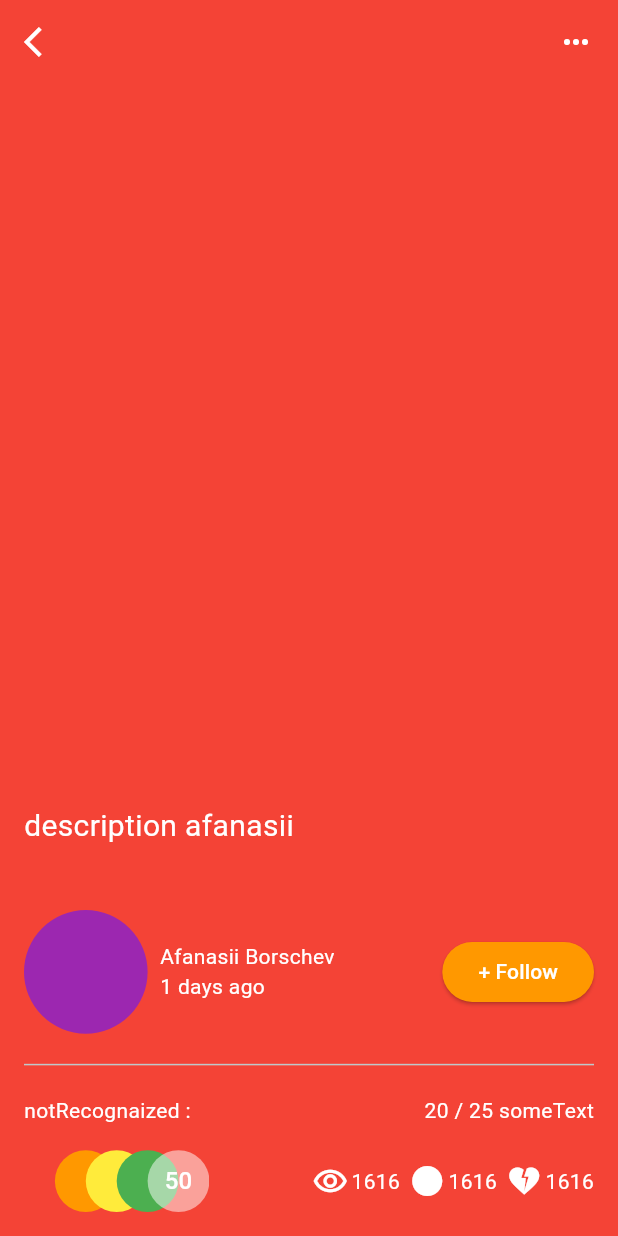
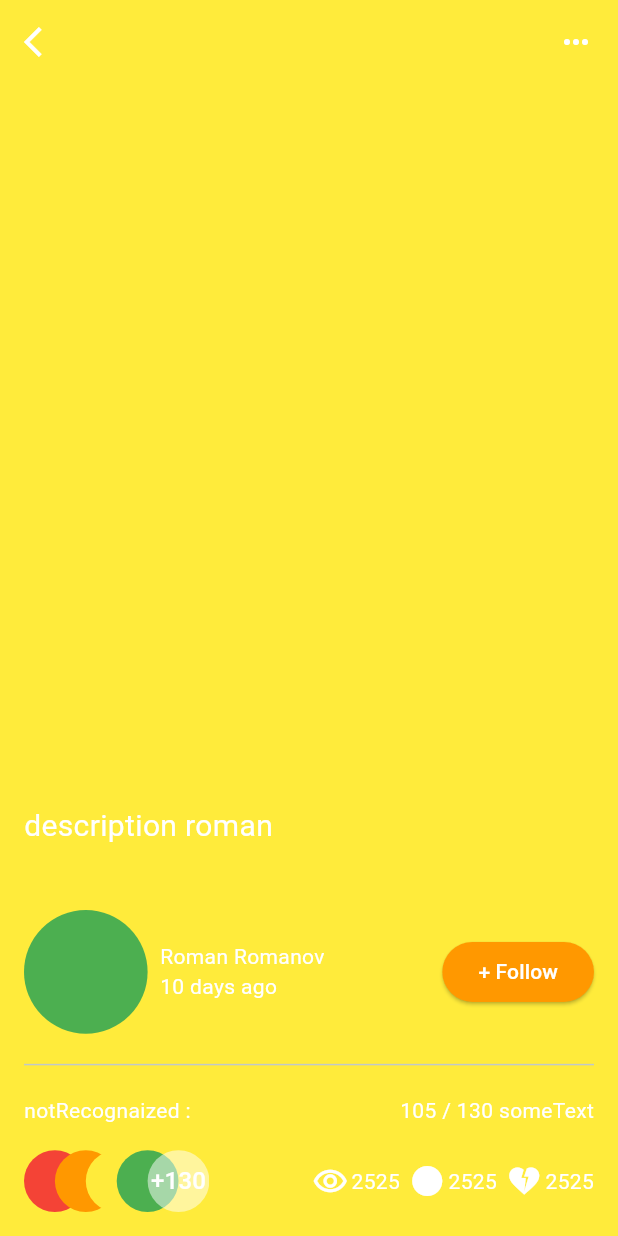
Before and after one commit to arkadi4/flutter_learning_apps, a Flutter app: the screen it shows after launch, on a phone screen of 412 x 824 dp. Run offline on Flutter 3.47's test engine with Material 2 defaults, Android fonts, the phone set to English and light mode, and no system bars.

Commit message:
feat: ui with 5 sec update done (Sat Aug 26 14:08:03 RTZ 2023)

```diff
--- a/work_with_design_5_make_ui_layout/lib/main.dart
+++ b/work_with_design_5_make_ui_layout/lib/main.dart
@@ -1,13 +1,6 @@
-import 'dart:math';
-
 import 'package:flutter/material.dart';
-import 'package:flutter/services.dart';
 import 'package:provider/provider.dart';
-import 'package:work_with_design_5_make_ui_layout/profile_class.dart';
-
 import 'model.dart';
-
-
 
 void main() {
   runApp(const MyApp());
@@ -27,78 +20,49 @@
     return MaterialApp(
       title: 'UI_by_screenshot',
       theme: ThemeData(
-        textTheme: TextTheme(bodyMedium: TextStyle()).apply(
+        textTheme: const TextTheme(bodyMedium: TextStyle()).apply(
           bodyColor: Colors.white,
         ),
         colorScheme: ColorScheme.fromSeed(seedColor: Colors.white),
         useMaterial3: true,
       ),
-      // theme: Theme.of(context).textTheme.apply(
-      //   bodyColor: Colors.pink,
-      //   displayColor: Colors.pink,
-      // );,
-      home: HomePageWrapper(),
+      home: const HomePageWrapper(),
     );
   }
 }
 
-class HomePageWrapper extends StatefulWidget {
+class HomePageWrapper extends StatelessWidget {
   const HomePageWrapper({super.key});
 
   @override
-  State<HomePageWrapper> createState() => _HomePageWrapperState();
-}
-
-class _HomePageWrapperState extends State<HomePageWrapper> {
-  @override
   Widget build(BuildContext context) {
-    // return Container();
     return ChangeNotifierProvider(
       create: (context) => Model(),
-      child: MyHomePage(title: 'UI_by_screenshot Page'),
+      child: const MyHomePage(),
     );
   }
 }
 
+class MyHomePage extends StatelessWidget {
+  const MyHomePage({super.key});
 
-class MyHomePage extends StatefulWidget {
-  MyHomePage({super.key, required this.title});
-
-  final String title;
-
-  @override
-  State<MyHomePage> createState() => _MyHomePageState();
-}
-
-class _MyHomePageState extends State<MyHomePage> {
-  Color colorInsteadOfImage = Colors.green.shade200;
-
-  var model = Model();
+  // final String title;
 
   @override
   Widget build(BuildContext context) {
-    context.watch<Model>();
-    print('model $model');
-    model.createList();
-    model.createTimer();
-    if (model.list == null) {
-      print('kkkkkk');
-    } else {
-      print('model.list ${model.list![0].backgroundColor}');
-    }
-    Profile randomProfile = model.list![model.randomNumber];
-
-
     double screenWidth = MediaQuery.of(context).size.width;
     double screenHeight = MediaQuery.of(context).size.height;
-
+    if (context.watch<Model>().isTimerActive == false) {
+      Future.delayed(Duration(seconds: 5), context.watch<Model>().createTimer());
+      context.watch<Model>().isTimerActive = true;
+    }
     return Stack(
       children: [
-
         Container(
-          color: randomProfile.backgroundColor,
+          color: context.watch<Model>().randomUser.backgroundColor,
         ),
 
+        /////////////////////////////// image try
         // Container(
         //   constraints: BoxConstraints.expand(),
         //   padding: EdgeInsets.fromLTRB(0, 0, 0, screenHeight * 0.5),
@@ -116,7 +80,7 @@
           appBar: AppBar(
             backgroundColor: Colors.transparent,
             foregroundColor: Colors.white,
-            title: Row(
+            title: const Row(
               mainAxisAlignment: MainAxisAlignment.spaceBetween,
               children: [
                 Icon(Icons.arrow_back_ios),
@@ -126,19 +90,17 @@
           ),
           body: Center(
             child: Container(
-              padding: EdgeInsets.all(16),
+              padding: const EdgeInsets.all(16),
               color: Colors.transparent,
               child: Column(
                 mainAxisAlignment: MainAxisAlignment.end,
                 crossAxisAlignment: CrossAxisAlignment.start,
                 children: <Widget>[
                   Text(
-                    '${randomProfile.description}',
-                    style: TextStyle(
+                    context.watch<Model>().randomUser.description,
+                    style: const TextStyle(
                       fontSize: 20,
-
                     ),
-                    // textAlign: TextAlign.left,
                   ),
                   SizedBox(height: screenHeight * 0.05,),
                   Row(
@@ -146,26 +108,26 @@
                     children: [
                       CircleAvatar(
                         radius: screenHeight * 0.05,
-                        backgroundColor: randomProfile.avatarColor,
+                        backgroundColor: context.watch<Model>().randomUser.avatarColor,
                       ),
                       SizedBox(width: screenWidth * 0.02,),
                       Expanded(
                         child: Column(
                           crossAxisAlignment: CrossAxisAlignment.start,
                           children: [
-                            Text('${randomProfile.name}'),
-                            Text('${randomProfile.daysAgo} days ago'),
+                            Text('${context.watch<Model>().randomUser.name}'),
+                            Text('${context.watch<Model>().randomUser.daysAgo} days ago'),
                           ],
                         ),
                       ),
                       SizedBox(width: screenWidth * 0.02,),
                       ElevatedButton(
                         onPressed: () {},
-                        child: Text('+ Follow'),
-                        style: ButtonStyle(
+                        style: const ButtonStyle(
                           backgroundColor: MaterialStatePropertyAll(Colors.orange),
                           foregroundColor: MaterialStatePropertyAll(Colors.white),
                         ),
+                        child: const Text('+ Follow'),
                       ),
                     ],
                   ),
@@ -173,8 +135,8 @@
                   Row(
                     mainAxisAlignment: MainAxisAlignment.spaceBetween,
                     children: [
-                      Text('notRecognaized :'),
-                      Text('${randomProfile.notRecognizedByMeNumber} someText'),
+                      const Text('notRecognaized :'),
+                      Text('${context.watch<Model>().randomUser.notRecognizedByMeNumber} someText'),
                     ],
                   ),
                   SizedBox(height: screenHeight * 0.02,),
@@ -215,8 +177,8 @@
                             left: MediaQuery.of(context).size.width * 0.25 * 0.8,
                             child: CircleAvatar(
                               radius: MediaQuery.of(context).size.width * 0.25 * 0.2,
-                              backgroundColor: Color.fromRGBO(255, 255, 255, 0.5),
-                              child: Text('${randomProfile.leftBottomCornerNumber}', style: TextStyle(color: Colors.white),),
+                              backgroundColor: const Color.fromRGBO(255, 255, 255, 0.5),
+                              child: Text('+${context.watch<Model>().randomUser.leftBottomCornerNumber}', style: const TextStyle(color: Colors.white),),
                             ),
                           ),
                         ],
@@ -225,25 +187,25 @@
                         children: [
                           Row(
                             children: [
-                              Icon(Icons.remove_red_eye_outlined, color: Colors.white,),
+                              const Icon(Icons.remove_red_eye_outlined, color: Colors.white,),
                               SizedBox(width: screenWidth * 0.005,),
-                              Text('${randomProfile.numberOfViews}'),
+                              Text('${context.watch<Model>().randomUser.numberOfViews}'),
                             ],
                           ),
                           SizedBox(width: screenWidth * 0.015,),
                           Row(
                             children: [
-                              Icon(Icons.circle, color: Colors.white,),
+                              const Icon(Icons.circle, color: Colors.white,),
                               SizedBox(width: screenWidth * 0.005,),
-                              Text('${randomProfile.oneMoreNumber}'),
+                              Text('${context.watch<Model>().randomUser.oneMoreNumber}'),
                             ],
                           ),
                           SizedBox(width: screenWidth * 0.015,),
                           Row(
                             children: [
-                              Icon(Icons.heart_broken, color: Colors.white,),
+                              const Icon(Icons.heart_broken, color: Colors.white,),
                               SizedBox(width: screenWidth * 0.005,),
-                              Text('${randomProfile.numberOfLikes}'),
+                              Text('${context.watch<Model>().randomUser.numberOfLikes}'),
                             ],
                           ),
                         ],
--- a/work_with_design_5_make_ui_layout/lib/model.dart
+++ b/work_with_design_5_make_ui_layout/lib/model.dart
@@ -1,58 +1,22 @@
-
 import 'dart:async';
 import 'dart:math';
-
 import 'package:flutter/material.dart';
+import 'package:work_with_design_5_make_ui_layout/model_creator.dart';
 import 'package:work_with_design_5_make_ui_layout/profile_class.dart';
 
 class Model with ChangeNotifier{
-  Profile afanasii = Profile(backgroundColor: Colors.red, description: 'description afanasii',
-    avatarColor: Colors.purple, name: 'Afanasii Borschev', notRecognizedByMeNumber: '20 / 25', daysAgo: 1,
-    leftBottomCornerNumber: 50, numberOfViews: 1616, oneMoreNumber: 1616, numberOfLikes: 1616,);
-  Profile ivan = Profile(backgroundColor: Colors.orange, description: 'description ivan', daysAgo: 2,
-      avatarColor: Colors.green, name: 'Ivan Ivanov', notRecognizedByMeNumber: '25 / 50',
-      leftBottomCornerNumber: 55, numberOfViews: 1717, oneMoreNumber: 1717, numberOfLikes: 1717);
-  Profile petr = Profile(backgroundColor: Colors.yellow, description: 'description petr', daysAgo: 3,
-      avatarColor: Colors.blue, name: 'Petr Petrov', notRecognizedByMeNumber: '35 / 60',
-      leftBottomCornerNumber: 60, numberOfViews: 1818, oneMoreNumber: 1818, numberOfLikes: 1818);
-  Profile semen = Profile(backgroundColor: Colors.green, description: 'description semen', daysAgo: 4,
-      avatarColor: Colors.lightBlue, name: 'Semen Semenov', notRecognizedByMeNumber: '45 / 70',
-      leftBottomCornerNumber: 70, numberOfViews: 1919, oneMoreNumber: 1919, numberOfLikes: 1919);
-  Profile victor = Profile(backgroundColor: Colors.lightBlue, description: 'description victor', daysAgo: 5,
-      avatarColor: Colors.blue, name: 'Victor Victorov', notRecognizedByMeNumber: '55 / 80',
-      leftBottomCornerNumber: 80, numberOfViews: 2020, oneMoreNumber: 2020, numberOfLikes: 2020);
-  Profile iakov = Profile(backgroundColor: Colors.blue, description: 'description iakov', daysAgo: 6,
-      avatarColor: Colors.purple, name: 'Iakov Gupsy', notRecognizedByMeNumber: '65 / 90',
-      leftBottomCornerNumber: 90, numberOfViews: 2121, oneMoreNumber: 2121, numberOfLikes: 2121);
-  Profile vasilii = Profile(backgroundColor: Colors.purple, description: 'description vasilii', daysAgo: 7,
-      avatarColor: Colors.red, name: 'Vasilii Vasiliev', notRecognizedByMeNumber: '75 / 100',
-      leftBottomCornerNumber: 100, numberOfViews: 2222, oneMoreNumber: 2222, numberOfLikes: 2222);
-  Profile egor = Profile(backgroundColor: Colors.red, description: 'description egorov', daysAgo: 8,
-      avatarColor: Colors.orange, name: 'Egor Egorov', notRecognizedByMeNumber: '85 / 110',
-      leftBottomCornerNumber: 110, numberOfViews: 2323, oneMoreNumber: 2323, numberOfLikes: 2323);
-  Profile mihail = Profile(backgroundColor: Colors.orange, description: 'description mihail', daysAgo: 9,
-      avatarColor: Colors.yellow, name: 'Mihail Mihailov', notRecognizedByMeNumber: '95 / 120',
-      leftBottomCornerNumber: 120, numberOfViews: 2424, oneMoreNumber: 2424, numberOfLikes: 2424);
-  Profile roman = Profile(backgroundColor: Colors.yellow, description: 'description roman', daysAgo: 10,
-      avatarColor: Colors.green, name: 'Roman Romanov', notRecognizedByMeNumber: '105 / 130',
-      leftBottomCornerNumber: 130, numberOfViews: 2525, oneMoreNumber: 2525, numberOfLikes: 2525);
-  List<Profile>? list;
-  int randomNumber = 0;
-
-  createList() {
-    list = [
-      afanasii, ivan, petr, semen, victor, iakov, vasilii, egor, mihail, roman
-    ];
-  }
+  List<Profile> list = [TenRandomProfiles().roman, TenRandomProfiles().mihail, TenRandomProfiles().egor,
+                        TenRandomProfiles().vasilii, TenRandomProfiles().iakov, TenRandomProfiles().victor,
+                        TenRandomProfiles().semen, TenRandomProfiles().afanasii, TenRandomProfiles().ivan,
+                        TenRandomProfiles().petr];
+  Profile randomUser = TenRandomProfiles().roman;
+  bool isTimerActive = false;
 
   createTimer() {
-    // Timer timer =
-    Timer.periodic(Duration(seconds: 3), (timer) {
-      randomNumber = Random().nextInt(list!.length);
-      print(timer.tick);
-      print('model $randomNumber');
+    Timer.periodic(const Duration(seconds: 5), (timer) {
+      randomUser = list[Random().nextInt(list.length)];
+      print('randomuser ${randomUser.name}');
       notifyListeners();
     });
-
   }
 }
--- /dev/null
+++ b/work_with_design_5_make_ui_layout/lib/model_creator.dart
@@ -0,0 +1,35 @@
+import 'package:flutter/material.dart';
+import 'package:work_with_design_5_make_ui_layout/profile_class.dart';
+
+class TenRandomProfiles {
+  Profile afanasii = Profile(backgroundColor: Colors.red, description: 'description afanasii',
+    avatarColor: Colors.purple, name: 'Afanasii Borschev', notRecognizedByMeNumber: '20 / 25', daysAgo: 1,
+    leftBottomCornerNumber: 50, numberOfViews: 1616, oneMoreNumber: 1616, numberOfLikes: 1616,);
+  Profile ivan = Profile(backgroundColor: Colors.orange, description: 'description ivan', daysAgo: 2,
+      avatarColor: Colors.green, name: 'Ivan Ivanov', notRecognizedByMeNumber: '25 / 50',
+      leftBottomCornerNumber: 55, numberOfViews: 1717, oneMoreNumber: 1717, numberOfLikes: 1717);
+  Profile petr = Profile(backgroundColor: Colors.yellow, description: 'description petr', daysAgo: 3,
+      avatarColor: Colors.blue, name: 'Petr Petrov', notRecognizedByMeNumber: '35 / 60',
+      leftBottomCornerNumber: 60, numberOfViews: 1818, oneMoreNumber: 1818, numberOfLikes: 1818);
+  Profile semen = Profile(backgroundColor: Colors.green, description: 'description semen', daysAgo: 4,
+      avatarColor: Colors.lightBlue, name: 'Semen Semenov', notRecognizedByMeNumber: '45 / 70',
+      leftBottomCornerNumber: 70, numberOfViews: 1919, oneMoreNumber: 1919, numberOfLikes: 1919);
+  Profile victor = Profile(backgroundColor: Colors.lightBlue, description: 'description victor', daysAgo: 5,
+      avatarColor: Colors.blue, name: 'Victor Victorov', notRecognizedByMeNumber: '55 / 80',
+      leftBottomCornerNumber: 80, numberOfViews: 2020, oneMoreNumber: 2020, numberOfLikes: 2020);
+  Profile iakov = Profile(backgroundColor: Colors.blue, description: 'description iakov', daysAgo: 6,
+      avatarColor: Colors.purple, name: 'Iakov Gupsy', notRecognizedByMeNumber: '65 / 90',
+      leftBottomCornerNumber: 90, numberOfViews: 2121, oneMoreNumber: 2121, numberOfLikes: 2121);
+  Profile vasilii = Profile(backgroundColor: Colors.purple, description: 'description vasilii', daysAgo: 7,
+      avatarColor: Colors.red, name: 'Vasilii Vasiliev', notRecognizedByMeNumber: '75 / 100',
+      leftBottomCornerNumber: 100, numberOfViews: 2222, oneMoreNumber: 2222, numberOfLikes: 2222);
+  Profile egor = Profile(backgroundColor: Colors.red, description: 'description egorov', daysAgo: 8,
+      avatarColor: Colors.orange, name: 'Egor Egorov', notRecognizedByMeNumber: '85 / 110',
+      leftBottomCornerNumber: 110, numberOfViews: 2323, oneMoreNumber: 2323, numberOfLikes: 2323);
+  Profile mihail = Profile(backgroundColor: Colors.orange, description: 'description mihail', daysAgo: 9,
+      avatarColor: Colors.yellow, name: 'Mihail Mihailov', notRecognizedByMeNumber: '95 / 120',
+      leftBottomCornerNumber: 120, numberOfViews: 2424, oneMoreNumber: 2424, numberOfLikes: 2424);
+  Profile roman = Profile(backgroundColor: Colors.yellow, description: 'description roman', daysAgo: 10,
+      avatarColor: Colors.green, name: 'Roman Romanov', notRecognizedByMeNumber: '105 / 130',
+      leftBottomCornerNumber: 130, numberOfViews: 2525, oneMoreNumber: 2525, numberOfLikes: 2525);
+}
```
